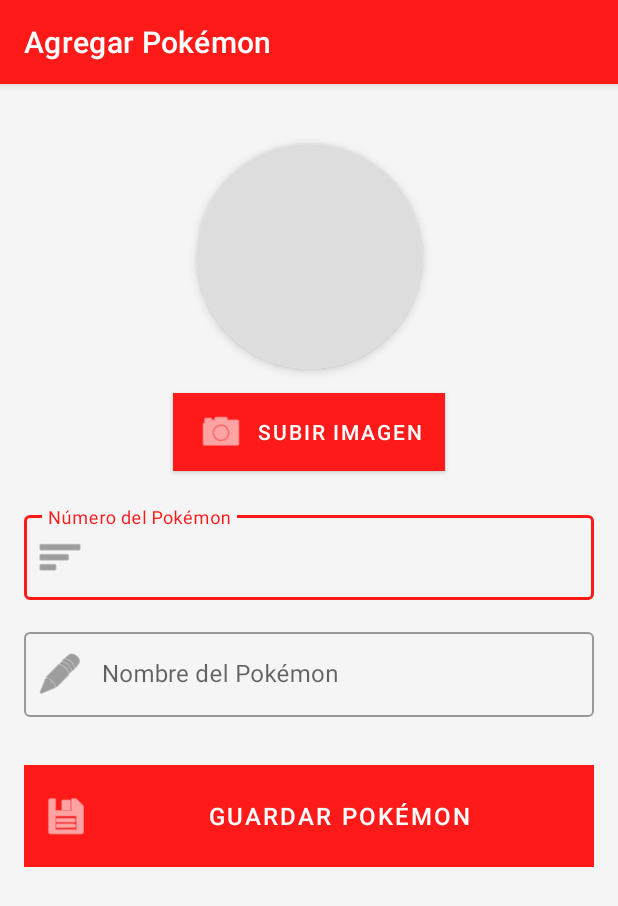
After one commit to Htr09/MiPokedex_IcedoHector, an Android app: the AddPokemon screen opened directly, with no data from a screen before it, on a phone screen of 412 x 824 dp. The commit adds this screen. Shown: the top 906 px of the screen. Run offline under Robolectric (Android 15) with nearby library versions, the phone set to English and light mode, and no system bars; our stand-ins replace Firebase (no records; nobody signed in at launch, a user with empty details on screens opened directly); libraries missing offline, so code that uses them is left out: com.cloudinary.android.

Commit message:
Aplicacion terminada

```diff
--- a/MiPokedex_IcedoHector/app/build.gradle.kts
+++ b/MiPokedex_IcedoHector/app/build.gradle.kts
@@ -1,6 +1,7 @@
 plugins {
     alias(libs.plugins.android.application)
     alias(libs.plugins.kotlin.android)
+    id("com.google.gms.google-services")
 }
 
 android {
@@ -43,13 +44,15 @@ dependencies {
 // Download + Preprocess:
     implementation (libs.cloudinary.android.download)
     implementation (libs.cloudinary.android.preprocess)
+    implementation("com.github.bumptech.glide:glide:4.16.0")
 
-
+    implementation(platform("com.google.firebase:firebase-bom:33.16.0"))
     implementation(libs.androidx.core.ktx)
     implementation(libs.androidx.appcompat)
     implementation(libs.material)
     implementation(libs.androidx.activity)
     implementation(libs.androidx.constraintlayout)
+    implementation(libs.firebase.firestore.ktx)
     testImplementation(libs.junit)
     androidTestImplementation(libs.androidx.junit)
     androidTestImplementation(libs.androidx.espresso.core)
--- a/MiPokedex_IcedoHector/app/src/main/AndroidManifest.xml
+++ b/MiPokedex_IcedoHector/app/src/main/AndroidManifest.xml
@@ -1,6 +1,8 @@
 <?xml version="1.0" encoding="utf-8"?>
 <manifest xmlns:android="http://schemas.android.com/apk/res/android"
     xmlns:tools="http://schemas.android.com/tools">
+
+    <uses-permission android:name="android.permission.INTERNET" />
 
     <application
         android:allowBackup="true"
@@ -13,6 +15,9 @@
         android:theme="@style/Theme.MiPokedex_IcedoHector"
         tools:targetApi="31">
         <activity
+            android:name=".AddPokemon"
+            android:exported="false" />
+        <activity
             android:name=".MainActivity"
             android:exported="true">
             <intent-filter>
--- /dev/null
+++ b/MiPokedex_IcedoHector/app/src/main/java/icedo/hector/mipokedex_icedohector/AddPokemon.kt
@@ -0,0 +1,153 @@
+package icedo.hector.mipokedex_icedohector
+
+import android.app.Activity
+import android.content.Intent
+import android.net.Uri
+import android.os.Bundle
+import android.util.Log
+import android.widget.Button
+import android.widget.EditText
+import android.widget.ImageView
+import androidx.activity.enableEdgeToEdge
+import androidx.appcompat.app.AppCompatActivity
+import androidx.core.view.ViewCompat
+import androidx.core.view.WindowInsetsCompat
+import com.cloudinary.android.MediaManager
+import com.cloudinary.android.callback.ErrorInfo
+import com.cloudinary.android.callback.UploadCallback
+import com.google.firebase.firestore.FirebaseFirestore
+
+class AddPokemon : AppCompatActivity() {
+
+    companion object {
+        var isCloudinaryInitialized = false
+    }
+
+
+    val CLOUD_NAME = "dob719uzm"
+    val REQUEST_IMAGE_GET = 1
+    val UPLOAD_PRESET = "pokemon-upload"
+    var imageUri: Uri? = null
+
+    private lateinit var name: EditText
+    private lateinit var number: EditText
+    private lateinit var upload: Button
+    private lateinit var save: Button
+
+    private val db = FirebaseFirestore.getInstance()
+
+    override fun onCreate(savedInstanceState: Bundle?) {
+        super.onCreate(savedInstanceState)
+        enableEdgeToEdge()
+        setContentView(R.layout.activity_add_pokemon)
+        ViewCompat.setOnApplyWindowInsetsListener(findViewById(R.id.main)) { v, insets ->
+            val systemBars = insets.getInsets(WindowInsetsCompat.Type.systemBars())
+            v.setPadding(systemBars.left, systemBars.top, systemBars.right, systemBars.bottom)
+            insets
+        }
+
+        name= findViewById(R.id.etName)
+        number = findViewById(R.id.etNumber)
+        upload = findViewById(R.id.btnUploadImage)
+        save = findViewById(R.id.btnSavePokemon)
+
+
+        initCloudinary()
+
+        upload.setOnClickListener {
+            val intent: Intent = Intent(Intent.ACTION_GET_CONTENT)
+            intent.type = "image/*"
+            startActivityForResult(intent,REQUEST_IMAGE_GET)
+        }
+
+        save.setOnClickListener {
+            uploadPokemon()
+        }
+
+    }
+
+
+    override fun onActivityResult(requestCode: Int, resultCode: Int, data: Intent?) {
+        super.onActivityResult(requestCode, resultCode, data)
+        if (requestCode == REQUEST_IMAGE_GET && resultCode == Activity.RESULT_OK) {
+            val fullPhotoUri: Uri? = data?.data
+            if (fullPhotoUri != null) {
+                imageUri = fullPhotoUri // Guarda el URI de la imagen seleccionada
+                changeImage(fullPhotoUri) // Actualiza la vista con la imagen seleccionada
+            } else {
+                Log.e("ImageSelection", "No image URI returned")
+            }
+        }
+    }
+
+    fun changeImage(uri:Uri){
+        val thumbnail: ImageView = findViewById(R.id.thumbnail)
+        try{
+            thumbnail.setImageURI(uri)
+        }catch (e:Exception){
+            e.printStackTrace()
+        }
+    }
+
+
+    private fun initCloudinary() {
+        if (!isCloudinaryInitialized) {
+            val config: MutableMap<String, String> = HashMap()
+            config["cloud_name"] = CLOUD_NAME
+            MediaManager.init(this, config)
+            isCloudinaryInitialized = true
+        }
+    }
+
+    fun uploadPokemon(): String {
+        var url: String = ""
+        if (imageUri != null) {
+            MediaManager.get().upload(imageUri).unsigned(UPLOAD_PRESET)
+                .callback(object : UploadCallback {
+                    override fun onStart(requestId: String?) {
+                        Log.d("Start", "Upload start")
+                    }
+
+                    override fun onProgress(requestId: String?, bytes: Long, totalBytes: Long) {
+                        Log.d("Progress", "Upload in progress")
+                    }
+
+                    override fun onSuccess(
+                        requestId: String?,
+                        resultData: MutableMap<Any?, Any?>?
+                    ) {
+                        val imageUrl = resultData?.get("secure_url") as String? ?: ""
+                        val pokemon = hashMapOf(
+                            "name" to name.text.toString(),
+                            "number" to number.text.toString(),
+                            "imageUrl" to imageUrl
+                        )
+                        db.collection("pokemons")
+                            .add(pokemon)
+                            .addOnSuccessListener {
+                                Log.d("Firestore", "Pokemon saved successfully")
+                                finish() // Close the activity after saving
+                            }
+                            .addOnFailureListener { e ->
+                                Log.e("Firestore", "Error saving Pokemon", e)
+                            }
+
+                    }
+
+                    override fun onError(requestId: String, error: ErrorInfo) {
+                        Log.e("Cloudinary", "Image upload failed: ${error.description}")
+                    }
+
+                    override fun onReschedule(requestId: String?, error: ErrorInfo?) {
+
+                    }
+
+                }).dispatch()
+
+
+        }
+
+        return url
+    }
+
+}
--- /dev/null
+++ b/MiPokedex_IcedoHector/app/src/main/res/drawable/error_pokemon.xml
@@ -0,0 +1,5 @@
+<shape xmlns:android="http://schemas.android.com/apk/res/android"
+    android:shape="rectangle">
+    <solid android:color="#FFCDD2" />
+    <corners android:radius="4dp" />
+</shape>
--- /dev/null
+++ b/MiPokedex_IcedoHector/app/src/main/res/drawable/placeholder_pokemon.xml
@@ -0,0 +1,5 @@
+<shape xmlns:android="http://schemas.android.com/apk/res/android"
+    android:shape="rectangle">
+    <solid android:color="#DDDDDD" />
+    <corners android:radius="4dp" />
+</shape>
--- /dev/null
+++ b/MiPokedex_IcedoHector/app/src/main/res/drawable/rounded_tag.xml
@@ -0,0 +1,6 @@
+<?xml version="1.0" encoding="utf-8"?>
+<shape xmlns:android="http://schemas.android.com/apk/res/android"
+    android:shape="rectangle">
+    <solid android:color="@color/pokemon_blue" />
+    <corners android:radius="12dp" />
+</shape>
--- /dev/null
+++ b/MiPokedex_IcedoHector/app/src/main/res/layout/activity_add_pokemon.xml
@@ -0,0 +1,129 @@
+<?xml version="1.0" encoding="utf-8"?>
+<androidx.coordinatorlayout.widget.CoordinatorLayout xmlns:android="http://schemas.android.com/apk/res/android"
+    xmlns:app="http://schemas.android.com/apk/res-auto"
+    xmlns:tools="http://schemas.android.com/tools"
+    android:id="@+id/main"
+    android:layout_width="match_parent"
+    android:layout_height="match_parent"
+    android:background="@color/pokemon_light_gray"
+    tools:context=".AddPokemon">
+
+    <com.google.android.material.appbar.AppBarLayout
+        android:id="@+id/appBarLayout"
+        android:layout_width="match_parent"
+        android:layout_height="wrap_content"
+        android:background="@color/pokemon_red"
+        android:elevation="4dp">
+
+        <androidx.appcompat.widget.Toolbar
+            android:id="@+id/toolbar"
+            android:layout_width="match_parent"
+            android:layout_height="?attr/actionBarSize"
+            app:title="Agregar Pokémon"
+            app:titleTextColor="@color/white" />
+
+    </com.google.android.material.appbar.AppBarLayout>
+
+    <androidx.core.widget.NestedScrollView
+        android:layout_width="match_parent"
+        android:layout_height="match_parent"
+        app:layout_behavior="@string/appbar_scrolling_view_behavior">
+
+        <androidx.constraintlayout.widget.ConstraintLayout
+            android:layout_width="match_parent"
+            android:layout_height="wrap_content"
+            android:padding="16dp">
+
+            <com.google.android.material.card.MaterialCardView
+                android:id="@+id/card_image"
+                android:layout_width="150dp"
+                android:layout_height="150dp"
+                android:layout_marginTop="24dp"
+                app:cardCornerRadius="75dp"
+                app:cardElevation="4dp"
+                app:layout_constraintEnd_toEndOf="parent"
+                app:layout_constraintStart_toStartOf="parent"
+                app:layout_constraintTop_toTopOf="parent">
+
+                <ImageView
+                    android:id="@+id/thumbnail"
+                    android:layout_width="match_parent"
+                    android:layout_height="match_parent"
+                    android:scaleType="centerCrop"
+                    android:background="@drawable/placeholder_pokemon" />
+
+            </com.google.android.material.card.MaterialCardView>
+
+            <com.google.android.material.button.MaterialButton
+                android:id="@+id/btnUploadImage"
+                android:layout_width="wrap_content"
+                android:layout_height="wrap_content"
+                android:layout_marginTop="16dp"
+                android:text="Subir imagen"
+                android:textColor="@color/white"
+                app:cornerRadius="20dp"
+                android:background="@color/pokemon_red"
+                app:icon="@android:drawable/ic_menu_camera"
+                app:layout_constraintEnd_toEndOf="parent"
+                app:layout_constraintStart_toStartOf="parent"
+                app:layout_constraintTop_toBottomOf="@+id/card_image" />
+
+            <com.google.android.material.textfield.TextInputLayout
+                android:id="@+id/til_number"
+                style="@style/Widget.MaterialComponents.TextInputLayout.OutlinedBox"
+                android:layout_width="match_parent"
+                android:layout_height="wrap_content"
+                android:layout_marginTop="24dp"
+                app:startIconDrawable="@android:drawable/ic_menu_sort_by_size"
+                app:layout_constraintEnd_toEndOf="parent"
+                app:layout_constraintStart_toStartOf="parent"
+                app:layout_constraintTop_toBottomOf="@+id/btnUploadImage">
+
+                <com.google.android.material.textfield.TextInputEditText
+                    android:id="@+id/etNumber"
+                    android:layout_width="match_parent"
+                    android:layout_height="wrap_content"
+                    android:hint="Número del Pokémon"
+                    android:inputType="number" />
+
+            </com.google.android.material.textfield.TextInputLayout>
+
+            <com.google.android.material.textfield.TextInputLayout
+                android:id="@+id/til_name"
+                style="@style/Widget.MaterialComponents.TextInputLayout.OutlinedBox"
+                android:layout_width="match_parent"
+                android:layout_height="wrap_content"
+                android:layout_marginTop="16dp"
+                app:startIconDrawable="@android:drawable/ic_menu_edit"
+                app:layout_constraintEnd_toEndOf="parent"
+                app:layout_constraintStart_toStartOf="parent"
+                app:layout_constraintTop_toBottomOf="@+id/til_number">
+
+                <com.google.android.material.textfield.TextInputEditText
+                    android:id="@+id/etName"
+                    android:layout_width="match_parent"
+                    android:layout_height="wrap_content"
+                    android:hint="Nombre del Pokémon"
+                    android:inputType="textCapSentences" />
+
+            </com.google.android.material.textfield.TextInputLayout>
+
+            <com.google.android.material.button.MaterialButton
+                android:id="@+id/btnSavePokemon"
+                android:layout_width="match_parent"
+                android:layout_height="wrap_content"
+                android:layout_marginTop="32dp"
+                android:padding="12dp"
+                android:background="@color/pokemon_red"
+                android:text="Guardar Pokémon"
+                android:textColor="@color/white"
+                android:textSize="16sp"
+                app:cornerRadius="12dp"
+                app:icon="@android:drawable/ic_menu_save"
+                app:layout_constraintEnd_toEndOf="parent"
+                app:layout_constraintStart_toStartOf="parent"
+                app:layout_constraintTop_toBottomOf="@+id/til_name" />
+
+        </androidx.constraintlayout.widget.ConstraintLayout>
+    </androidx.core.widget.NestedScrollView>
+</androidx.coordinatorlayout.widget.CoordinatorLayout>
--- a/MiPokedex_IcedoHector/app/src/main/res/values/colors.xml
+++ b/MiPokedex_IcedoHector/app/src/main/res/values/colors.xml
@@ -2,4 +2,12 @@
 <resources>
     <color name="black">#FF000000</color>
     <color name="white">#FFFFFFFF</color>
+
+    <color name="pokemon_red">#FF1A1A</color>
+    <color name="pokemon_blue">#3B4CCA</color>
+    <color name="pokemon_yellow">#FFDE00</color>
+    <color name="pokemon_light_yellow">#FFEA85</color>
+    <color name="pokemon_dark_gray">#333333</color>
+    <color name="pokemon_light_gray">#F5F5F5</color>
+
 </resources>
--- a/MiPokedex_IcedoHector/app/src/main/res/values/themes.xml
+++ b/MiPokedex_IcedoHector/app/src/main/res/values/themes.xml
@@ -1,8 +1,54 @@
 <resources xmlns:tools="http://schemas.android.com/tools">
     <!-- Base application theme. -->
-    <style name="Base.Theme.MiPokedex_IcedoHector" parent="Theme.Material3.DayNight.NoActionBar">
+    <style name="Base.Theme.MiPokedex_IcedoHector" parent="Theme.MaterialComponents.DayNight.NoActionBar">
         <!-- Customize your light theme here. -->
         <!-- <item name="colorPrimary">@color/my_light_primary</item> -->
+        <item name="colorPrimary">@color/pokemon_red</item>
+        <item name="colorPrimaryVariant">@color/pokemon_red</item>
+        <item name="colorOnPrimary">@color/white</item>
+        <item name="colorSecondary">@color/pokemon_blue</item>
+        <item name="colorSecondaryVariant">@color/pokemon_blue</item>
+        <item name="colorOnSecondary">@color/white</item>
+        <item name="android:statusBarColor">@color/pokemon_red</item>
+        <item name="android:navigationBarColor">@color/pokemon_light_gray</item>
+
+    </style>
+
+    <style name="PokemonTitle">
+        <item name="android:textSize">24sp</item>
+        <item name="android:textStyle">bold</item>
+        <item name="android:textColor">@color/pokemon_blue</item>
+        <item name="android:gravity">center</item>
+        <item name="android:layout_marginTop">16dp</item>
+    </style>
+
+    <style name="PokemonButton" parent="Widget.MaterialComponents.Button">
+        <item name="android:textColor">@color/white</item>
+        <item name="backgroundTint">@color/pokemon_red</item>
+        <item name="cornerRadius">24dp</item>
+        <item name="android:paddingStart">16dp</item>
+        <item name="android:paddingEnd">16dp</item>
+        <item name="android:paddingTop">12dp</item>
+        <item name="android:paddingBottom">12dp</item>
+        <item name="android:textSize">16sp</item>
+    </style>
+
+    <style name="PokemonTextInputLayout" parent="Widget.MaterialComponents.TextInputLayout.OutlinedBox">
+        <item name="boxStrokeColor">@color/pokemon_blue</item>
+        <item name="boxStrokeWidth">2dp</item>
+        <item name="hintTextColor">@color/pokemon_blue</item>
+        <item name="android:layout_marginStart">16dp</item>
+        <item name="android:layout_marginEnd">16dp</item>
+        <item name="android:layout_marginTop">8dp</item>
+    </style>
+
+    <style name="PokemonCard" parent="Widget.MaterialComponents.CardView">
+        <item name="cardCornerRadius">16dp</item>
+        <item name="cardElevation">4dp</item>
+        <item name="strokeWidth">1dp</item>
+        <item name="strokeColor">#E0E0E0</item>
+        <item name="rippleColor">@color/pokemon_light_yellow</item>
+        <item name="cardBackgroundColor">@color/white</item>
     </style>
 
     <style name="Theme.MiPokedex_IcedoHector" parent="Base.Theme.MiPokedex_IcedoHector" />
--- a/MiPokedex_IcedoHector/build.gradle.kts
+++ b/MiPokedex_IcedoHector/build.gradle.kts
@@ -2,4 +2,5 @@
 plugins {
     alias(libs.plugins.android.application) apply false
     alias(libs.plugins.kotlin.android) apply false
+    id("com.google.gms.google-services") version "4.4.3" apply false
 }
--- a/MiPokedex_IcedoHector/gradle/libs.versions.toml
+++ b/MiPokedex_IcedoHector/gradle/libs.versions.toml
@@ -10,6 +10,7 @@ appcompat = "1.7.1"
 material = "1.12.0"
 activity = "1.10.1"
 constraintlayout = "2.2.1"
+firebaseFirestoreKtx = "25.1.4"
 
 [libraries]
 androidx-core-ktx = { group = "androidx.core", name = "core-ktx", version.ref = "coreKtx" }
@@ -23,6 +24,7 @@ androidx-appcompat = { group = "androidx.appcompat", name = "appcompat", version
 material = { group = "com.google.android.material", name = "material", version.ref = "material" }
 androidx-activity = { group = "androidx.activity", name = "activity", version.ref = "activity" }
 androidx-constraintlayout = { group = "androidx.constraintlayout", name = "constraintlayout", version.ref = "constraintlayout" }
+firebase-firestore-ktx = { group = "com.google.firebase", name = "firebase-firestore-ktx", version.ref = "firebaseFirestoreKtx" }
 
 [plugins]
 android-application = { id = "com.android.application", version.ref = "agp" }
```
Also changed, not shown: MiPokedex_IcedoHector/app/src/main/java/icedo/hector/mipokedex_icedohector/MainActivity.kt (+43 -45 lines), MiPokedex_IcedoHector/app/src/main/java/icedo/hector/mipokedex_icedohector/PokemonAdapter.kt (added, +34 -0 lines), MiPokedex_IcedoHector/app/src/main/res/drawable/edit_text_background.xml (added, +7 -0 lines), MiPokedex_IcedoHector/app/src/main/res/drawable/rounded_button.xml (added, +10 -0 lines), MiPokedex_IcedoHector/app/src/main/res/layout/activity_main.xml (+59 -8 lines), MiPokedex_IcedoHector/app/src/main/res/layout/pokemon_item.xml (added, +71 -0 lines), 1 other file.
